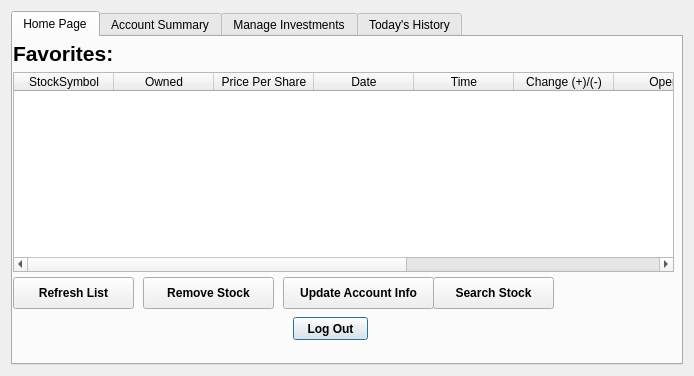
Before: the Qt Designer form loginpage.ui in ckhajavi/MI5, drawn with Qt 5.
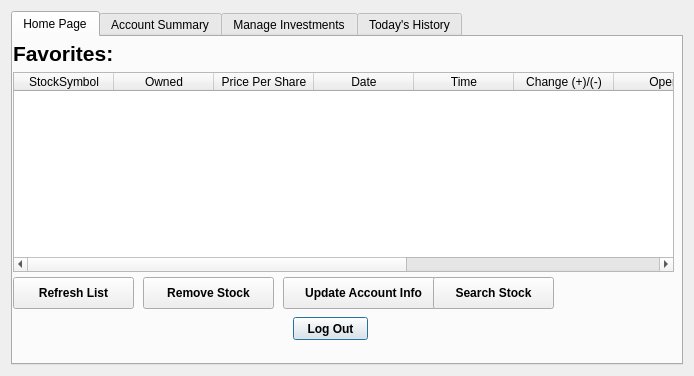
After: the same form once the commit is applied.

```diff
--- a/loginpage.ui
+++ b/loginpage.ui
@@ -57,8 +57,8 @@
         <rect>
          <x>0</x>
          <y>240</y>
-         <width>611</width>
-         <height>41</height>
+         <width>641</width>
+         <height>66</height>
         </rect>
        </property>
        <layout class="QVBoxLayout" name="verticalLayout_8"/>
@@ -188,7 +188,7 @@
         <rect>
          <x>270</x>
          <y>240</y>
-         <width>151</width>
+         <width>161</width>
          <height>32</height>
         </rect>
        </property>
```
